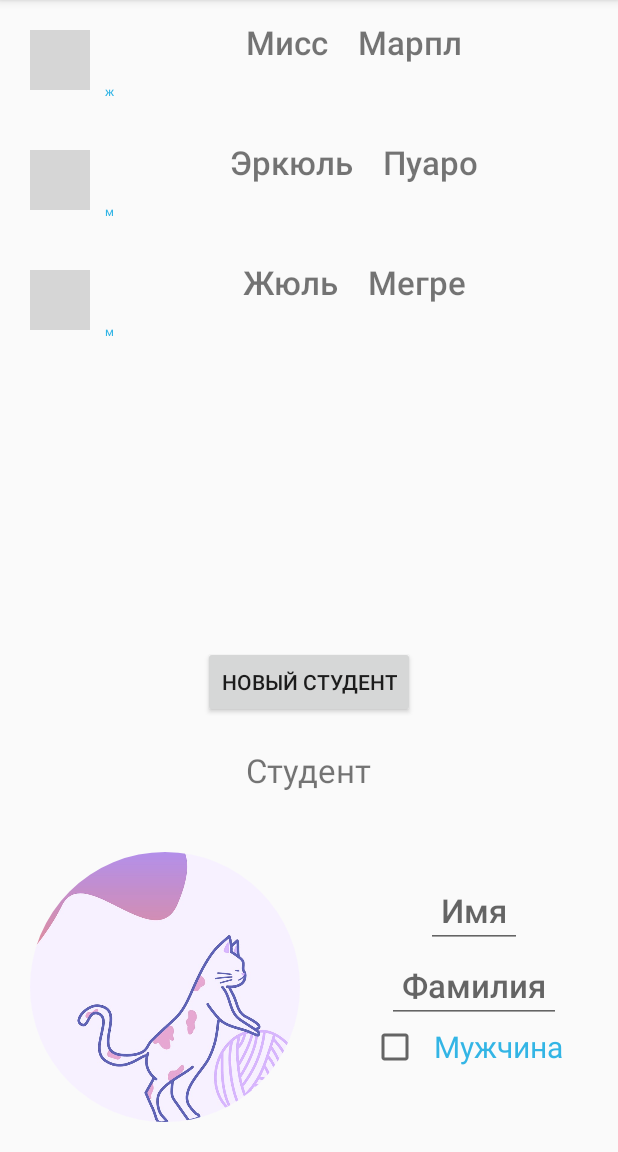
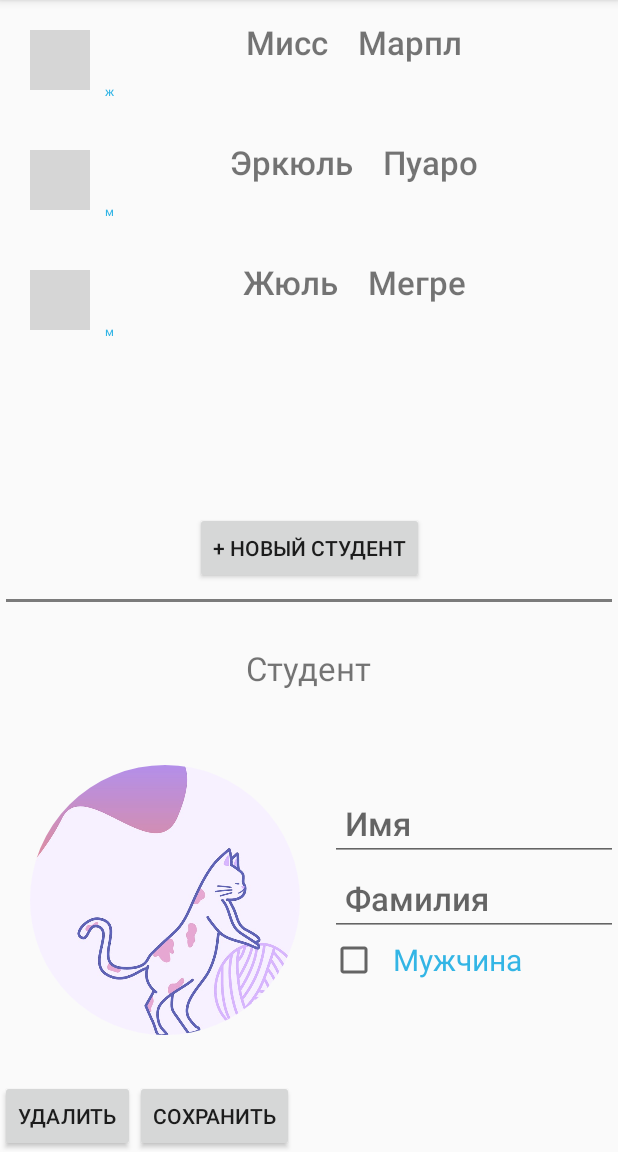
Before and after one commit to FalloutBaby/android_training, an Android app: the screen it shows after launch (StudentListActivity), on a phone screen of 412 x 824 dp, the part 84-1236 px from its top. Run offline under Robolectric (Android 15) with nearby library versions, the phone set to English and light mode, and no system bars; libraries missing offline, so code that uses them is left out: com.anupcowkur.herebedragons; grey boxes are pictures that could not be loaded.

Commit message:
Student add function is working

```diff
--- a/StudentList/app/build.gradle
+++ b/StudentList/app/build.gradle
@@ -32,6 +32,7 @@ dependencies {
     implementation 'androidx.constraintlayout:constraintlayout:1.1.3'
     implementation 'androidx.recyclerview:recyclerview:1.1.0'
     implementation 'com.google.android.material:material:1.2.0-alpha05'
+    implementation 'com.anupcowkur:here-be-dragons-annotation:1.0.1'
     testImplementation 'junit:junit:4.12'
     androidTestImplementation 'androidx.test.ext:junit:1.1.1'
     androidTestImplementation 'androidx.test.espresso:espresso-core:3.2.0'
--- a/StudentList/app/src/main/java/com/bbocelot/studentlist/Student.java
+++ b/StudentList/app/src/main/java/com/bbocelot/studentlist/Student.java
@@ -1,4 +1,6 @@
 package com.bbocelot.studentlist;
+
+import com.anupcowkur.herebedragons.SideEffect;
 
 public class Student {
 
@@ -12,7 +14,7 @@ public class Student {
         this.surname = surname;
         this.sex = sex;
         if (avatar == null) {
-            this.avatar = (sex == true) ? 1 : 2;
+            this.avatar = (sex == true) ? R.drawable.silver_the_cat : R.drawable.siesta_the_cat;
         } else {
             this.avatar = avatar;
         }
--- a/StudentList/app/src/main/java/com/bbocelot/studentlist/StudentAdapter.java
+++ b/StudentList/app/src/main/java/com/bbocelot/studentlist/StudentAdapter.java
@@ -8,6 +8,8 @@ import android.widget.TextView;
 
 import androidx.annotation.NonNull;
 import androidx.recyclerview.widget.RecyclerView;
+
+import com.anupcowkur.herebedragons.SideEffect;
 
 import java.util.List;
 
--- a/StudentList/app/src/main/java/com/bbocelot/studentlist/StudentListActivity.java
+++ b/StudentList/app/src/main/java/com/bbocelot/studentlist/StudentListActivity.java
@@ -1,6 +1,8 @@
 package com.bbocelot.studentlist;
 
 import android.os.Bundle;
+import android.view.View;
+import android.widget.Button;
 import android.widget.CheckBox;
 import android.widget.EditText;
 import android.widget.ImageView;
@@ -24,6 +26,18 @@ public class StudentListActivity extends AppCompatActivity {
         students = generateStudentsList();
         setContentView(R.layout.activity_student_list);
         setupRecyclerView();
+        setupNewStudentButton();
+        setupAddStudentButton();
+    }
+
+    private void setupNewStudentButton() {
+        Button newStudentButton = findViewById(R.id.new_student__button);
+        newStudentButton.setOnClickListener(v -> this.onNewClick());
+    }
+
+    private void setupAddStudentButton() {
+        Button addStudentButton = findViewById(R.id.add_student__button);
+        addStudentButton.setOnClickListener(v -> this.onAddClick());
     }
 
     private void setupRecyclerView() {
@@ -46,11 +60,36 @@ public class StudentListActivity extends AppCompatActivity {
 //        Toast.makeText(StudentListActivity.this, student.name+student.surname, Toast.LENGTH_SHORT).show();
     }
 
+    private void onNewClick() {
+        EditText editTextName = findViewById(R.id.detailed_student__tv_name);
+        EditText editTextSurname = findViewById(R.id.detailed_student__tv_surname);
+        CheckBox checkBox = findViewById(R.id.detailed_student__tv_sex);
+        ImageView avatar = findViewById(R.id.detailed_student__iv_avatar);
+        editTextName.setText("");
+        editTextSurname.setText("");
+        checkBox.setChecked(false);
+        avatar.setImageResource(R.drawable.anonym_cat);
+    }
+
+    private void onAddClick() {
+        students.add(generateNewStudent());
+        studentAdapter.notifyDataSetChanged();
+    }
+
+    private Student generateNewStudent() {
+        EditText editTextName = findViewById(R.id.detailed_student__tv_name);
+        EditText editTextSurname = findViewById(R.id.detailed_student__tv_surname);
+        CheckBox checkBox = findViewById(R.id.detailed_student__tv_sex);
+
+        return new Student(editTextName.getText().toString(),editTextSurname.getText().toString(),checkBox.isChecked(), null);
+
+    }
+
     private List<Student> generateStudentsList() {
         List<Student> students = new ArrayList<>();
-        students.add(new Student("Мисс","Марпл",false, R.drawable.siesta_the_cat));
-        students.add(new Student("Эркюль","Пуаро",true, R.drawable.silver_the_cat));
-        students.add(new Student("Жюль","Мегре",true, R.drawable.silver_the_cat));
+        students.add(new Student("Мисс","Марпл",false, null));
+        students.add(new Student("Эркюль","Пуаро",true, null));
+        students.add(new Student("Жюль","Мегре",true, null));
         return students;
     }
 }
--- a/StudentList/app/src/main/res/layout/activity_student_list.xml
+++ b/StudentList/app/src/main/res/layout/activity_student_list.xml
@@ -1,4 +1,5 @@
 <?xml version="1.0" encoding="utf-8"?>
+
 <androidx.constraintlayout.widget.ConstraintLayout xmlns:android="http://schemas.android.com/apk/res/android"
     xmlns:app="http://schemas.android.com/apk/res-auto"
     xmlns:tools="http://schemas.android.com/tools"
@@ -6,45 +7,58 @@
     android:layout_height="match_parent"
     tools:context=".StudentListActivity">
 
+    <LinearLayout
+        android:layout_width="match_parent"
+        android:layout_height="match_parent"
+        android:orientation="vertical">
+
         <androidx.recyclerview.widget.RecyclerView
             android:id="@+id/activity_student_list__rv_students"
             android:layout_width="match_parent"
-        android:layout_height="match_parent"
+            android:layout_height="wrap_content"
+            android:layout_weight="0.5"
             app:layout_constraintBottom_toTopOf="@+id/activity_student_list__detailed_view" />
 
         <androidx.constraintlayout.widget.ConstraintLayout
             android:id="@+id/activity_student_list__detailed_view"
             android:layout_width="match_parent"
             android:layout_height="wrap_content"
+            android:layout_weight="0.5"
             app:layout_constraintBottom_toBottomOf="parent">
 
             <Button
-            android:id="@+id/add_student__button"
+                android:id="@+id/new_student__button"
                 android:layout_width="wrap_content"
                 android:layout_height="wrap_content"
+                android:text="@string/new_student__button"
+                app:layout_constraintBottom_toTopOf="@+id/activity_student_list__subtitle"
+                app:layout_constraintEnd_toEndOf="parent"
                 app:layout_constraintStart_toStartOf="parent"
+                app:layout_constraintTop_toTopOf="parent" />
+
+            <View
+                android:id="@+id/detailed_student__h_barrier"
+                android:layout_width="match_parent"
+                android:layout_height="2dp"
+                android:layout_marginLeft="4dp"
+                android:layout_marginRight="4dp"
+                android:background="#7b7b7b"
+                app:layout_constraintBottom_toTopOf="@+id/activity_student_list__subtitle"
                 app:layout_constraintEnd_toEndOf="parent"
-            app:layout_constraintBottom_toTopOf="@+id/activity_student_list__subtitle"
-            app:layout_constraintTop_toTopOf="parent"
-            android:text="@string/add_student__button"/>
+                app:layout_constraintStart_toStartOf="parent"
+                app:layout_constraintTop_toBottomOf="@id/new_student__button" />
+
             <TextView
                 android:id="@+id/activity_student_list__subtitle"
                 android:layout_width="wrap_content"
                 android:layout_height="wrap_content"
+                android:layout_margin="20dp"
+                android:text="@string/detailed_student__subtitle"
                 android:textSize="22sp"
+                app:layout_constraintBottom_toTopOf="@+id/detailed_student__iv_avatar"
+                app:layout_constraintEnd_toEndOf="parent"
                 app:layout_constraintStart_toStartOf="parent"
-            app:layout_constraintEnd_toEndOf="parent"
-            app:layout_constraintBottom_toTopOf="@+id/detailed_student__h_barrier"
-            android:layout_margin="20dp"
-            app:layout_constraintTop_toBottomOf="@+id/add_student__button"
-            android:text="@string/detailed_student__subtitle" />
-
-        <androidx.constraintlayout.widget.Barrier
-            android:id="@+id/detailed_student__h_barrier"
-            android:layout_width="0dp"
-            android:layout_height="0dp"
-            app:barrierDirection="top"
-            app:constraint_referenced_ids="detailed_student__iv_avatar,detailed_student__tv_name" />
+                app:layout_constraintTop_toBottomOf="@+id/detailed_student__h_barrier" />
 
             <com.google.android.material.imageview.ShapeableImageView
                 android:id="@+id/detailed_student__iv_avatar"
@@ -52,10 +66,10 @@
                 android:layout_height="180dp"
                 android:layout_margin="20dp"
                 android:scaleType="centerCrop"
-            app:layout_constraintTop_toBottomOf="@+id/detailed_student__h_barrier"
                 app:layout_constraintBottom_toBottomOf="parent"
+                app:layout_constraintEnd_toStartOf="@+id/detailed_student__v_barrier"
                 app:layout_constraintStart_toStartOf="parent"
-            app:layout_constraintEnd_toStartOf="@+id/detailed_student__v_barrier"
+                app:layout_constraintTop_toBottomOf="@+id/activity_student_list__subtitle"
                 app:shapeAppearanceOverlay="@style/circleImageViewStyle"
                 app:srcCompat="@drawable/anonym_cat" />
 
@@ -66,46 +80,47 @@
                 app:barrierDirection="right"
                 app:constraint_referenced_ids="detailed_student__iv_avatar" />
 
+            <LinearLayout
+                android:id="@+id/detailed_student__form"
+                android:layout_width="0dp"
+                android:layout_height="wrap_content"
+                android:orientation="vertical"
+                app:layout_constraintBottom_toBottomOf="parent"
+                app:layout_constraintEnd_toEndOf="parent"
+                app:layout_constraintStart_toEndOf="@+id/detailed_student__v_barrier"
+                app:layout_constraintTop_toBottomOf="@id/activity_student_list__subtitle">
+
                 <EditText
                     android:id="@+id/detailed_student__tv_name"
-            android:layout_width="wrap_content"
+                    android:layout_width="match_parent"
                     android:layout_height="wrap_content"
                     android:ellipsize="end"
                     android:fontFamily="sans-serif-medium"
+                    android:hint="@string/detailed_student__name"
                     android:maxLines="1"
                     android:paddingStart="10dp"
                     android:paddingLeft="10dp"
                     android:paddingEnd="10dp"
                     android:paddingRight="10dp"
-            android:textSize="22sp"
-            app:layout_constraintVertical_chainStyle="packed"
-            app:layout_constraintBottom_toTopOf="@id/detailed_student__tv_surname"
-            app:layout_constraintEnd_toEndOf="parent"
-            app:layout_constraintStart_toEndOf="@+id/detailed_student__v_barrier"
-            app:layout_constraintTop_toBottomOf="@id/activity_student_list__subtitle"
-            android:hint="@string/detailed_student__name" />
+                    android:textSize="22sp" />
 
                 <EditText
                     android:id="@+id/detailed_student__tv_surname"
-            android:layout_width="wrap_content"
+                    android:layout_width="match_parent"
                     android:layout_height="wrap_content"
                     android:ellipsize="end"
                     android:fontFamily="sans-serif-medium"
+                    android:hint="@string/detailed_student__surname"
                     android:maxLines="1"
                     android:paddingStart="10dp"
                     android:paddingLeft="10dp"
                     android:paddingEnd="10dp"
                     android:paddingRight="10dp"
-            android:textSize="22sp"
-            app:layout_constraintBottom_toTopOf="@+id/detailed_student__tv_sex"
-            app:layout_constraintEnd_toEndOf="parent"
-            app:layout_constraintStart_toEndOf="@+id/detailed_student__v_barrier"
-            app:layout_constraintTop_toBottomOf="@id/detailed_student__tv_name"
-            android:hint="@string/detailed_student__surname" />
+                    android:textSize="22sp" />
 
                 <CheckBox
                     android:id="@+id/detailed_student__tv_sex"
-            android:layout_width="wrap_content"
+                    android:layout_width="match_parent"
                     android:layout_height="wrap_content"
                     android:ellipsize="end"
                     android:maxLines="4"
@@ -113,13 +128,38 @@
                     android:paddingLeft="10dp"
                     android:paddingEnd="10dp"
                     android:paddingRight="10dp"
+                    android:text="@string/detailed_student__sex"
                     android:textColor="@android:color/holo_blue_light"
-            android:textSize="20sp"
-            app:layout_constraintBottom_toBottomOf="parent"
+                    android:textSize="20sp" />
+
+
+            </LinearLayout>
+        </androidx.constraintlayout.widget.ConstraintLayout>
+
+        <LinearLayout
+            android:layout_width="match_parent"
+            android:layout_height="wrap_content"
+            android:orientation="horizontal">
+
+            <Button
+                android:id="@+id/del_student__button"
+                android:layout_width="wrap_content"
+                android:layout_height="wrap_content"
+                android:text="@string/del_student__button"
+                app:layout_constraintBottom_toTopOf="@+id/activity_student_list__subtitle"
                 app:layout_constraintEnd_toEndOf="parent"
-            app:layout_constraintStart_toEndOf="@+id/detailed_student__v_barrier"
-            app:layout_constraintTop_toBottomOf="@+id/detailed_student__tv_surname"
-            android:text="@string/detailed_student__sex" />
+                app:layout_constraintStart_toStartOf="parent"
+                app:layout_constraintTop_toTopOf="parent" />
 
+            <Button
+                android:id="@+id/add_student__button"
+                android:layout_width="wrap_content"
+                android:layout_height="wrap_content"
+                android:text="@string/add_student__button"
+                app:layout_constraintBottom_toTopOf="@+id/activity_student_list__subtitle"
+                app:layout_constraintEnd_toEndOf="parent"
+                app:layout_constraintStart_toStartOf="parent"
+                app:layout_constraintTop_toTopOf="parent" />
+        </LinearLayout>
+    </LinearLayout>
 </androidx.constraintlayout.widget.ConstraintLayout>
-</androidx.constraintlayout.widget.ConstraintLayout>
--- a/StudentList/app/src/main/res/values/strings.xml
+++ b/StudentList/app/src/main/res/values/strings.xml
@@ -1,8 +1,10 @@
 <resources>
     <string name="app_name">Список Студентов</string>
-    <string name="add_student__button">Новый Студент</string>
+    <string name="add_student__button">Сохранить</string>
+    <string name="del_student__button">Удалить</string>
     <string name="detailed_student__subtitle">Студент</string>
     <string name="detailed_student__name">Имя</string>
     <string name="detailed_student__surname">Фамилия</string>
     <string name="detailed_student__sex">Мужчина</string>
+    <string name="new_student__button">+ Новый Студент</string>
 </resources>
```
Lines whose indentation alone changed are shown as unchanged.
